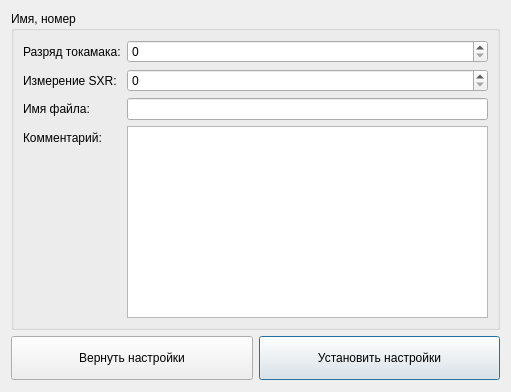
First picture: the form in ui/JOURNAL/ShotSettingsUIDesign.ui, repository AVSidorov/FT2SXR, before the edit.
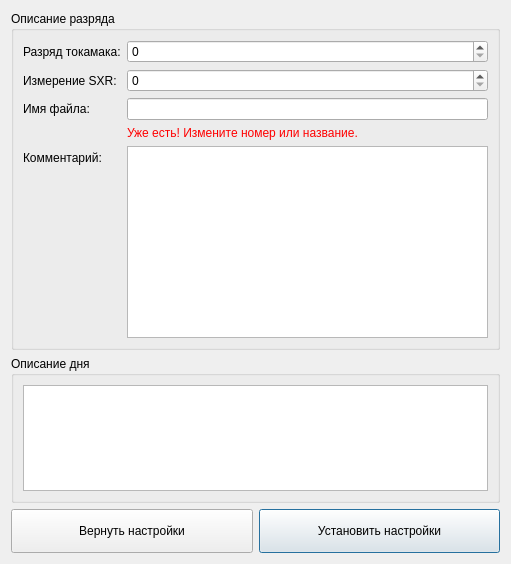
Second picture: the form after the edit.

Commit message: included hdfwied program (by HDF5 group) to open files; ui refreshed; icons added from icons8.com; notifications about processes; saving/removing files methods; working folder panel; and something else...

The edit to the form file:
```diff
--- a/ui/JOURNAL/ShotSettingsUIDesign.ui
+++ b/ui/JOURNAL/ShotSettingsUIDesign.ui
@@ -7,14 +7,14 @@
     <x>0</x>
     <y>0</y>
     <width>511</width>
-    <height>392</height>
+    <height>564</height>
    </rect>
   </property>
   <property name="windowTitle">
    <string>Параметры разряда</string>
   </property>
   <layout class="QGridLayout" name="gridLayout">
-   <item row="1" column="0">
+   <item row="2" column="0">
     <widget class="QPushButton" name="return_pushButton">
      <property name="minimumSize">
       <size>
@@ -44,7 +44,7 @@
      </property>
     </widget>
    </item>
-   <item row="1" column="1">
+   <item row="2" column="1">
     <widget class="QPushButton" name="install_pushButton">
      <property name="minimumSize">
       <size>
@@ -77,7 +77,7 @@
       </sizepolicy>
      </property>
      <property name="title">
-      <string>Имя, номер</string>
+      <string>Описание разряда</string>
      </property>
      <layout class="QFormLayout" name="formLayout">
       <item row="1" column="0">
@@ -119,6 +119,34 @@
       </item>
       <item row="2" column="1">
        <widget class="QLineEdit" name="file_name_lineEdit"/>
+      </item>
+      <item row="3" column="1">
+       <widget class="QLabel" name="notification_label">
+        <property name="styleSheet">
+         <string notr="true">color: rgb(255, 0, 0);</string>
+        </property>
+        <property name="text">
+         <string>Уже есть! Измените номер или название.</string>
+        </property>
+       </widget>
+      </item>
+     </layout>
+    </widget>
+   </item>
+   <item row="1" column="0" colspan="2">
+    <widget class="QGroupBox" name="groupBox_2">
+     <property name="minimumSize">
+      <size>
+       <width>0</width>
+       <height>100</height>
+      </size>
+     </property>
+     <property name="title">
+      <string>Описание дня</string>
+     </property>
+     <layout class="QVBoxLayout" name="verticalLayout">
+      <item>
+       <widget class="QTextEdit" name="day_textEdit"/>
       </item>
      </layout>
     </widget>
```
The commit also changes 1192 other files.
